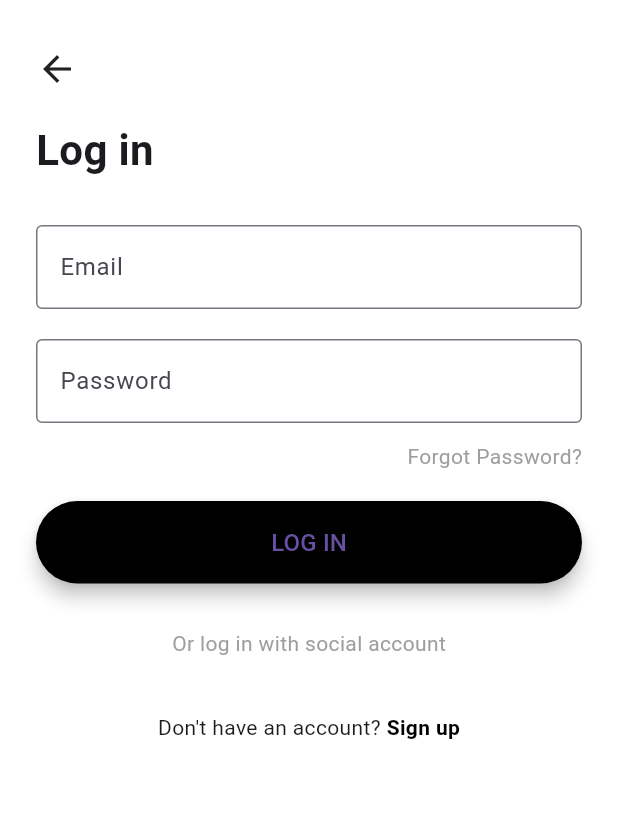
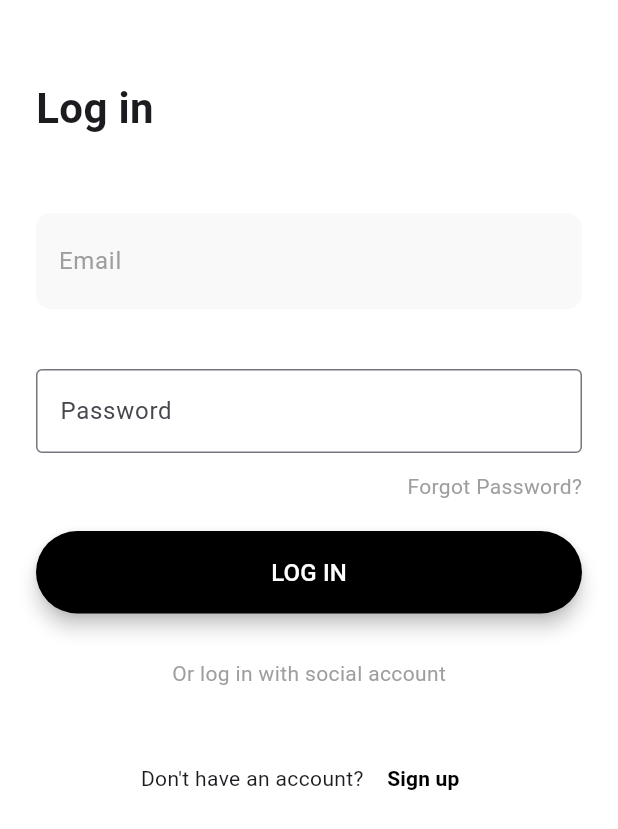
Before and after one commit to mayurpawar17/dotoon-todo-app, a Flutter app: the screen it shows after launch, after a tap on "Existing account", on a phone screen of 412 x 824 dp. Shown: the top 829 px of the screen. Run offline on Flutter 3.47's test engine with Material 3 defaults, Android fonts, the phone set to English and light mode, and no system bars.

Commit message:
change in login screen

```diff
--- a/lib/main.dart
+++ b/lib/main.dart
@@ -1,11 +1,22 @@
+import 'package:dotoon_todo_app/screens/todoScreen.dart';
 import 'package:dotoon_todo_app/screens/welcomeScreen.dart';
 import 'package:flutter/material.dart';
 
 void main() {
-  runApp(
-    MaterialApp(
+  runApp(MyApp());
+}
+
+class MyApp extends StatelessWidget {
+  const MyApp({super.key});
+
+  @override
+  Widget build(BuildContext context) {
+    return MaterialApp(
       debugShowCheckedModeBanner: false,
-      home:WelcomeScreen(),
-    ),
-  );
+      initialRoute: '/welcome',
+      routes: {
+        '/welcome': (context) => WelcomeScreen(),
+        '/todoScreen': (context) => TodoScreen()},
+    );
+  }
 }
--- a/lib/screens/addTodoScreen.dart
+++ b/lib/screens/addTodoScreen.dart
@@ -44,6 +44,7 @@ void showAddTodoBottomSheet(BuildContext context) {
 
                   // Title Input
                   TextField(
+                    autofocus: true,
                     controller: _titleController,
                     decoration: const InputDecoration(
                       labelText: 'Task Title',
--- a/lib/screens/loginScreen.dart
+++ b/lib/screens/loginScreen.dart
@@ -1,3 +1,4 @@
+import 'package:dotoon_todo_app/screens/signUpScreen.dart';
 import 'package:dotoon_todo_app/screens/todoScreen.dart';
 import 'package:flutter/material.dart';
 
@@ -17,9 +18,6 @@ class LoginScreen extends StatelessWidget {
           child: Column(
             crossAxisAlignment: CrossAxisAlignment.start,
             children: [
-              // Back arrow
-              const Icon(Icons.arrow_back, size: 28),
-
               const SizedBox(height: 20),
 
               const Text(
@@ -29,12 +27,29 @@ class LoginScreen extends StatelessWidget {
 
               const SizedBox(height: 30),
 
-              // Email field
-              TextField(
-                controller: emailController,
-                decoration: const InputDecoration(
-                  labelText: 'Email',
-                  border: OutlineInputBorder(),
+              Form(
+                child: Column(
+                  children: [
+                    Container(
+                      margin: EdgeInsets.symmetric(vertical: 20),
+                      decoration: BoxDecoration(
+                        color: Color(0xffF9F9F9),
+                        borderRadius: BorderRadius.circular(10),
+                      ),
+                      child: TextFormField(
+                        controller: emailController,
+                        decoration: InputDecoration(
+                          hintText: 'Email',
+                          hintStyle: TextStyle(color: Colors.grey),
+                          border: InputBorder.none,
+                          contentPadding: EdgeInsets.symmetric(
+                            vertical: 20,
+                            horizontal: 15,
+                          ),
+                        ),
+                      ),
+                    ),
+                  ],
                 ),
               ),
 
@@ -83,7 +98,10 @@ class LoginScreen extends StatelessWidget {
                     ),
                     elevation: 5,
                   ),
-                  child: const Text('LOG IN', style: TextStyle(fontSize: 16)),
+                  child: const Text(
+                    'LOG IN',
+                    style: TextStyle(fontSize: 16, color: Colors.white),
+                  ),
                 ),
               ),
 
@@ -132,19 +150,25 @@ class LoginScreen extends StatelessWidget {
               //     ),
               //   ],
               // ),
-
               const SizedBox(height: 20),
 
               // Sign up suggestion
               Row(
                 mainAxisAlignment: MainAxisAlignment.center,
-                children: const [
-                  Text("Don't have an account? "),
-                  Text(
-                    "Sign up",
-                    style: TextStyle(
-                      color: Colors.black,
-                      fontWeight: FontWeight.bold,
+                children: [
+                  const Text("Don't have an account? "),
+                  TextButton(
+                    onPressed: () {
+                      Navigator.of(context).push(
+                        MaterialPageRoute(builder: (context) => SignUpScreen()),
+                      );
+                    },
+                    child: const Text(
+                      "Sign up",
+                      style: TextStyle(
+                        color: Colors.black,
+                        fontWeight: FontWeight.bold,
+                      ),
                     ),
                   ),
                 ],
--- a/lib/screens/signUpScreen.dart
+++ b/lib/screens/signUpScreen.dart
@@ -13,9 +13,6 @@ class SignUpScreen extends StatelessWidget {
           child: Column(
             crossAxisAlignment: CrossAxisAlignment.start,
             children: [
-              // Back arrow
-              const Icon(Icons.arrow_back, size: 28),
-
               const SizedBox(height: 20),
 
               const Text(
@@ -31,7 +28,6 @@ class SignUpScreen extends StatelessWidget {
                 decoration: InputDecoration(
                   labelText: 'Name',
                   border: const OutlineInputBorder(),
-
                 ),
               ),
 
@@ -62,10 +58,15 @@ class SignUpScreen extends StatelessWidget {
 
               Row(
                 mainAxisAlignment: MainAxisAlignment.end,
-                children: const [
-                  Text(
-                    'Already have an account? →',
-                    style: TextStyle(color: Colors.grey),
+                children: [
+                  TextButton(
+                    onPressed: () {
+                      Navigator.of(context).pop();
+                    },
+                    child: Text(
+                      'Already have an account? →',
+                      style: TextStyle(color: Colors.grey),
+                    ),
                   ),
                 ],
               ),
--- a/lib/screens/todoScreen.dart
+++ b/lib/screens/todoScreen.dart
@@ -2,12 +2,21 @@ import 'package:flutter/material.dart';
 
 import '../widgets/todoTile.dart';
 
-class TodoScreen extends StatelessWidget {
+class TodoScreen extends StatefulWidget {
   const TodoScreen({super.key});
 
   @override
+  State<TodoScreen> createState() => _TodoScreenState();
+}
+
+class _TodoScreenState extends State<TodoScreen> {
+  @override
   Widget build(BuildContext context) {
     return Scaffold(
+      drawer: Drawer(child: Column(children: [Text('Hello world')])),
+      appBar: AppBar(
+        title: Text('todo'),
+      ),
       floatingActionButton: FloatingActionButton(
         onPressed: () {
           // Navigator.of(context).push(
@@ -34,7 +43,13 @@ class TodoScreen extends StatelessWidget {
                       // Make menu icon tappable
                       IconButton(
                         icon: const Icon(Icons.menu, size: 28),
-                        onPressed: () {},
+                        onPressed: () {
+
+                           showDrawer();
+
+                          setState(() {});
+
+                        },
                       ),
                       const SizedBox(width: 4),
                       Column(
@@ -213,3 +228,7 @@ void showAddTodoBottomSheet(BuildContext context) {
     },
   );
 }
+
+Widget showDrawer() {
+  return Drawer(child: Column(children: [Text('Hello world')]));
+}
--- a/lib/screens/welcomeScreen.dart
+++ b/lib/screens/welcomeScreen.dart
@@ -40,44 +40,44 @@ class WelcomeScreen extends StatelessWidget {
               const Spacer(),
 
               // Terms & Checkbox
-              Row(
-                crossAxisAlignment: CrossAxisAlignment.start,
-                children: [
-                  // Checkbox(
-                  //   value: isChecked,
-                  //   activeColor: Colors.black,
-                  //   onChanged: (value) {
-                  //
-                  //   },
-                  // ),
-                  Expanded(
-                    child: RichText(
-                      text: TextSpan(
-                        style: const TextStyle(
-                          fontSize: 13,
-                          color: Colors.black,
-                        ),
-                        children: [
-                          const TextSpan(text: 'I agree with '),
-                          TextSpan(
-                            text: 'User Terms And Conditions',
-                            style: const TextStyle(color: Colors.blue),
-                          ),
-                          const TextSpan(text: ' and\nacknowledge the '),
-                          TextSpan(
-                            text: 'Privacy Notice',
-                            style: const TextStyle(color: Colors.blue),
-                          ),
-                          const TextSpan(
-                            text:
-                                ' of World App provided by Tools for Humanity',
-                          ),
-                        ],
-                      ),
-                    ),
-                  ),
-                ],
-              ),
+              // Row(
+              //   crossAxisAlignment: CrossAxisAlignment.start,
+              //   children: [
+              //     // Checkbox(
+              //     //   value: isChecked,
+              //     //   activeColor: Colors.black,
+              //     //   onChanged: (value) {
+              //     //
+              //     //   },
+              //     // ),
+              //     Expanded(
+              //       child: RichText(
+              //         text: TextSpan(
+              //           style: const TextStyle(
+              //             fontSize: 13,
+              //             color: Colors.black,
+              //           ),
+              //           children: [
+              //             const TextSpan(text: 'I agree with '),
+              //             TextSpan(
+              //               text: 'User Terms And Conditions',
+              //               style: const TextStyle(color: Colors.blue),
+              //             ),
+              //             const TextSpan(text: ' and\nacknowledge the '),
+              //             TextSpan(
+              //               text: 'Privacy Notice',
+              //               style: const TextStyle(color: Colors.blue),
+              //             ),
+              //             const TextSpan(
+              //               text:
+              //                   ' of World App provided by Tools for Humanity',
+              //             ),
+              //           ],
+              //         ),
+              //       ),
+              //     ),
+              //   ],
+              // ),
 
               const SizedBox(height: 20),
 
```
